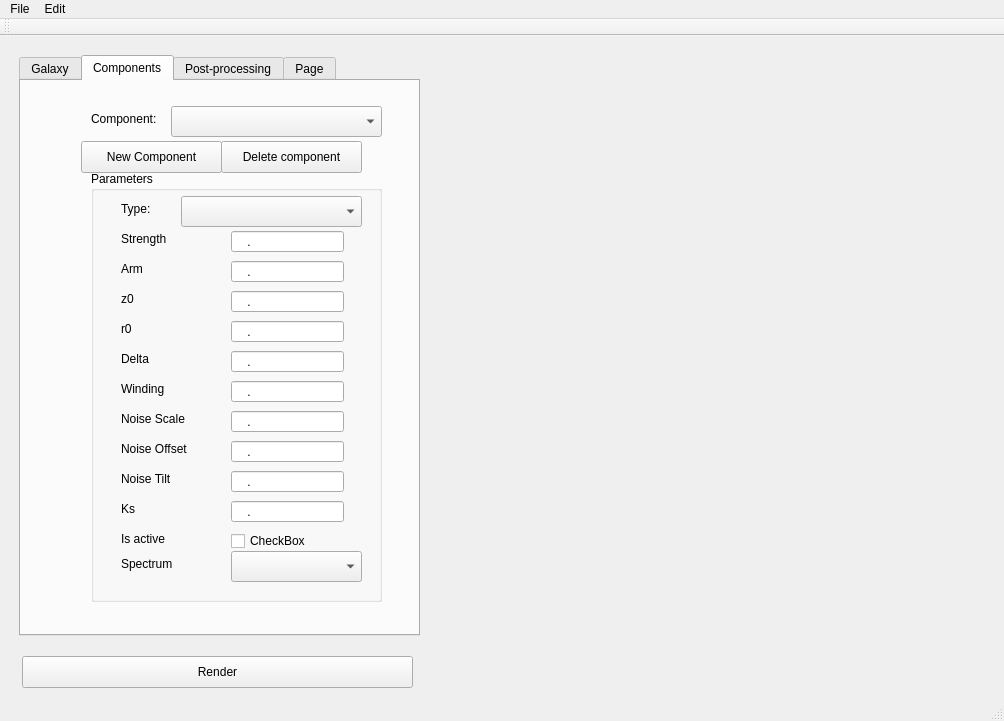
Before: the Qt Designer form mainwindow.ui in leuat/gamer, drawn with Qt 5.
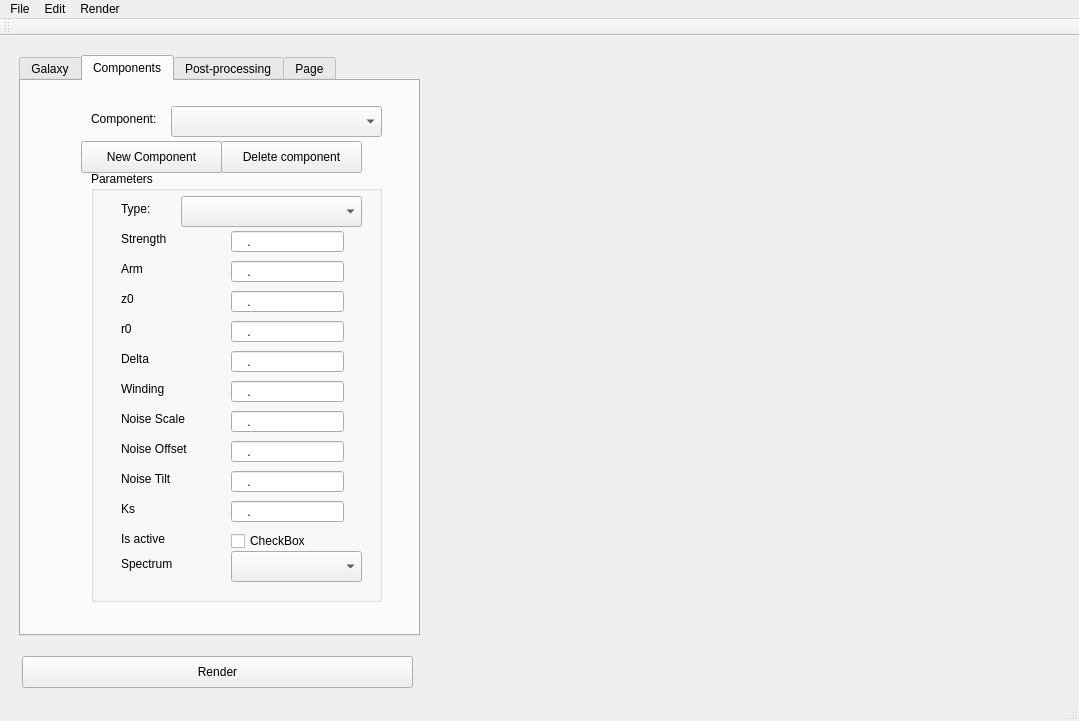
After: the same form once the commit is applied. Custom widgets are drawn as their Qt base class.

```diff
--- a/mainwindow.ui
+++ b/mainwindow.ui
@@ -9,7 +9,7 @@
    <rect>
     <x>0</x>
     <y>0</y>
-    <width>1004</width>
+    <width>1079</width>
     <height>721</height>
    </rect>
   </property>
@@ -688,7 +688,7 @@
      <rect>
       <x>460</x>
       <y>50</y>
-      <width>501</width>
+      <width>571</width>
       <height>591</height>
      </rect>
     </property>
@@ -712,7 +712,7 @@
     <rect>
      <x>0</x>
      <y>0</y>
-     <width>1004</width>
+     <width>1079</width>
      <height>22</height>
     </rect>
    </property>
@@ -730,8 +730,15 @@
     </property>
     <addaction name="actionHvorfor"/>
    </widget>
+   <widget class="QMenu" name="menuRender">
+    <property name="title">
+     <string>Render</string>
+    </property>
+    <addaction name="actionRender"/>
+   </widget>
    <addaction name="menuEhm"/>
    <addaction name="menuEdit"/>
+   <addaction name="menuRender"/>
   </widget>
   <widget class="QToolBar" name="mainToolBar">
    <attribute name="toolBarArea">
```
Left out of the diff: 11 changed lines with no effect on the pictures.
